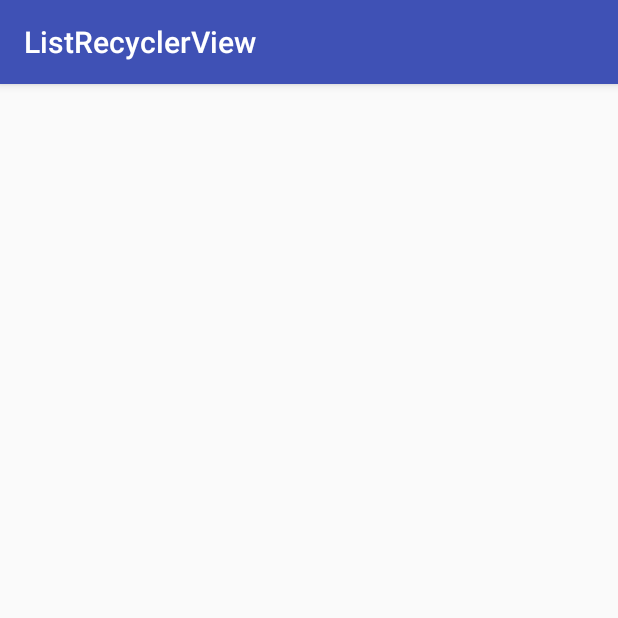
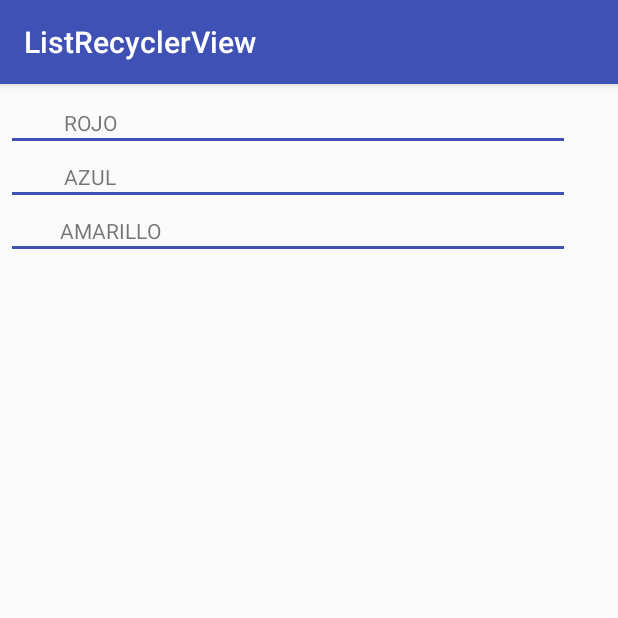
Before and after one commit to JorgeRodriguez21/ListRecyclerView, an Android app: the screen it shows after launch (MainActivity before the commit, ColorsActivity after it), on a phone screen of 412 x 824 dp, the top half of it. Run offline under Robolectric (Android 15) with nearby library versions, the phone set to English and light mode, and no system bars; our stand-ins replace ButterKnife.

Commit message:
Se agrega butterknife para agregar elementos desde el layout al activity, se crea la logica para pasar la lista al adapter y permitir que el recyclerview tenga datos y se agrega el listener que permite realizar acciones al clickear los elementos

```diff
--- a/app/build.gradle
+++ b/app/build.gradle
@@ -1,4 +1,5 @@
 apply plugin: 'com.android.application'
+
 
 android {
     compileSdkVersion 26
@@ -24,6 +25,8 @@ dependencies {
     androidTestCompile('com.android.support.test.espresso:espresso-core:2.2.2', {
         exclude group: 'com.android.support', module: 'support-annotations'
     })
+    annotationProcessor 'com.jakewharton:butterknife-compiler:8.6.0'
+    compile 'com.jakewharton:butterknife:8.6.0'
     compile 'com.android.support:recyclerview-v7:26.1.0'
     compile 'com.android.support:appcompat-v7:26.+'
     compile 'com.android.support.constraint:constraint-layout:1.0.2'
--- a/app/src/main/AndroidManifest.xml
+++ b/app/src/main/AndroidManifest.xml
@@ -9,7 +9,7 @@
         android:roundIcon="@mipmap/ic_launcher_round"
         android:supportsRtl="true"
         android:theme="@style/AppTheme">
-        <activity android:name=".MainActivity">
+        <activity android:name=".activities.ColorsActivity">
             <intent-filter>
                 <action android:name="android.intent.action.MAIN" />
 
--- a/app/src/main/java/uio/androidbootcamp/listrecyclerview/MainActivity.java
+++ /dev/null
@@ -1,13 +0,0 @@
-package uio.androidbootcamp.listrecyclerview;
-
-import android.support.v7.app.AppCompatActivity;
-import android.os.Bundle;
-
-public class MainActivity extends AppCompatActivity {
-
-    @Override
-    protected void onCreate(Bundle savedInstanceState) {
-        super.onCreate(savedInstanceState);
-        setContentView(R.layout.activity_main);
-    }
-}
--- /dev/null
+++ b/app/src/main/java/uio/androidbootcamp/listrecyclerview/activities/ColorsActivity.java
@@ -0,0 +1,70 @@
+package uio.androidbootcamp.listrecyclerview.activities;
+
+import android.os.Bundle;
+import android.support.v4.content.ContextCompat;
+import android.support.v7.app.AppCompatActivity;
+import android.support.v7.widget.LinearLayoutManager;
+import android.support.v7.widget.RecyclerView;
+import android.view.View;
+
+import java.util.ArrayList;
+import java.util.List;
+
+import butterknife.BindView;
+import butterknife.ButterKnife;
+import uio.androidbootcamp.listrecyclerview.R;
+import uio.androidbootcamp.listrecyclerview.adapters.ColorsRecyclerAdapter;
+
+/**
+ * Created by jrodri on 7/7/17.
+ */
+
+public class ColorsActivity extends AppCompatActivity {
+
+    @BindView(R.id.recycler_view_colors)
+    protected RecyclerView colorsRecyclerView;
+
+    private List<String> colors;
+    private ColorsRecyclerAdapter colorsRecyclerAdapter;
+
+    @Override
+    protected void onCreate(Bundle savedInstanceState) {
+        super.onCreate(savedInstanceState);
+        setContentView(R.layout.activity_colors);
+        ButterKnife.bind(this);
+        initializeColorsList();
+        initializeAdapter();
+    }
+
+    private void initializeColorsList() {
+        colors = new ArrayList<>();
+        colors.add("ROJO");
+        colors.add("AZUL");
+        colors.add("AMARILLO");
+    }
+
+    private void initializeAdapter() {
+        colorsRecyclerView.setLayoutManager(new LinearLayoutManager(this));
+        colorsRecyclerAdapter = new ColorsRecyclerAdapter(this, colors);
+        colorsRecyclerAdapter.setClickListener(new View.OnClickListener() {
+            @Override
+            public void onClick(View v) {
+                String selectedColor = (String) v.getTag();
+                if (selectedColor != null) {
+                    switch (selectedColor) {
+                        case "ROJO":
+                            colorsRecyclerView.setBackgroundColor(ContextCompat.getColor(getApplicationContext(), R.color.red));
+                            break;
+                        case "AZUL":
+                            colorsRecyclerView.setBackgroundColor(ContextCompat.getColor(getApplicationContext(), R.color.blue));
+                            break;
+                        case "AMARILLO":
+                            colorsRecyclerView.setBackgroundColor(ContextCompat.getColor(getApplicationContext(), R.color.yellow));
+                            break;
+                    }
+                }
+            }
+        });
+        colorsRecyclerView.setAdapter(colorsRecyclerAdapter);
+    }
+}
--- a/app/src/main/res/layout/activity_main.xml
+++ b/app/src/main/res/layout/activity_colors.xml
@@ -6,8 +6,8 @@
 
     <android.support.v7.widget.RecyclerView
         android:id="@+id/recycler_view_colors"
-        android:layout_width="368dp"
-        android:layout_height="495dp"
+        android:layout_width="match_parent"
+        android:layout_height="match_parent"
         app:layout_constraintTop_toTopOf="parent"
         android:layout_marginTop="8dp"
         android:layout_marginLeft="8dp"
--- a/app/src/main/res/values/colors.xml
+++ b/app/src/main/res/values/colors.xml
@@ -3,4 +3,7 @@
     <color name="colorPrimary">#3F51B5</color>
     <color name="colorPrimaryDark">#303F9F</color>
     <color name="colorAccent">#FF4081</color>
+    <color name="red">#FF0000</color>
+    <color name="blue">#0101DF</color>
+    <color name="yellow">#FFFF00</color>
 </resources>
```
